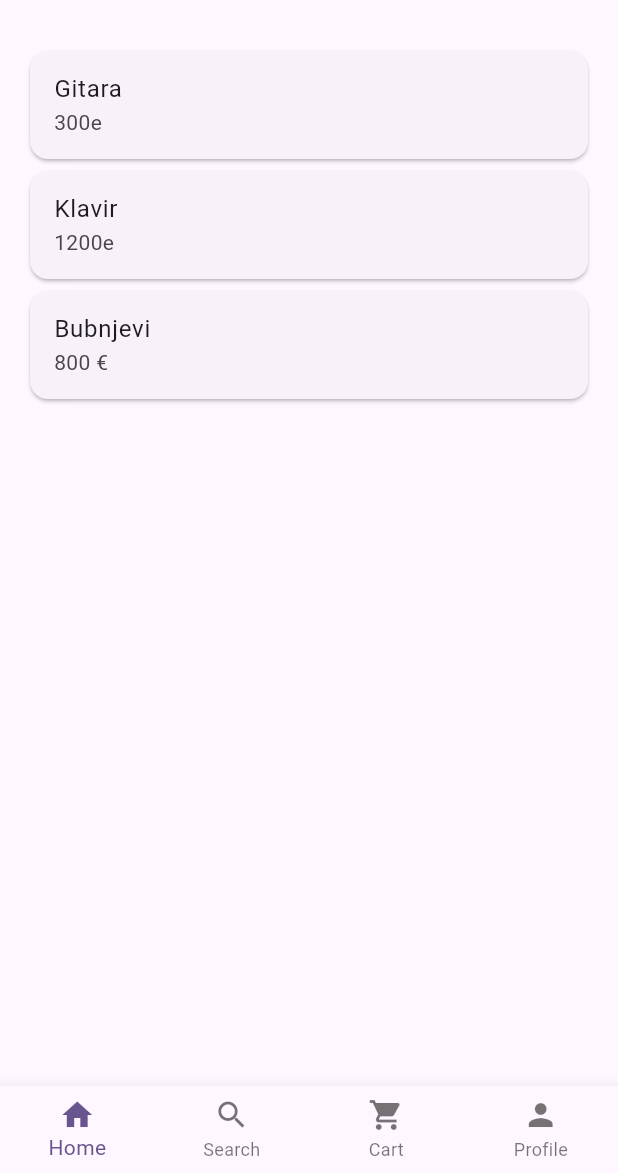
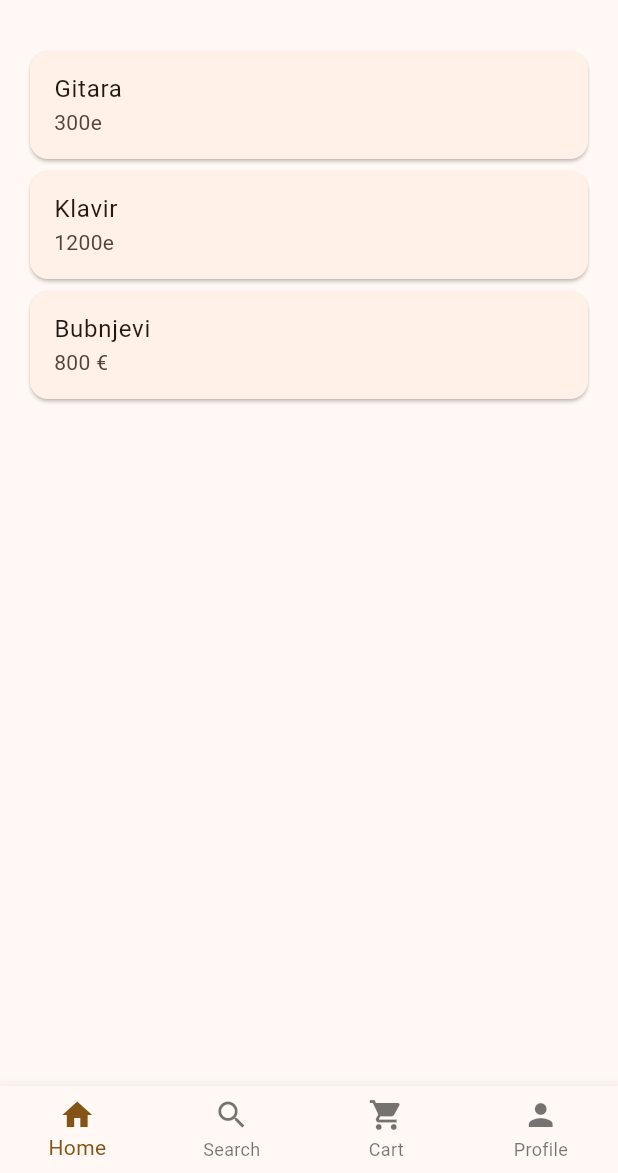
Before and after one commit to andjelamitric/prodavnica_muzickih_instrumenata, a Flutter app: the screen it shows after launch, on a phone screen of 412 x 824 dp, the part 63-1236 px from its top. Run offline on Flutter 3.47's test engine with Material 3 defaults, Android fonts, the phone set to English and light mode, and no system bars; our stand-ins replace cloud_firestore, firebase_core; accounts and stored records are empty.

Commit message:
Main.dart

```diff
--- a/lib/main.dart
+++ b/lib/main.dart
@@ -1,7 +1,11 @@
 import 'package:flutter/material.dart';
+import 'package:firebase_core/firebase_core.dart';
 import 'screens/root_screen.dart';
 
-void main() {
+//poziva se prilikom pokretanja aplikacije, INICIJALIZACIJA FIREBASE-A
+Future<void> main() async {
+  WidgetsFlutterBinding.ensureInitialized();
+  await Firebase.initializeApp();
   runApp(const MyApp());
 }
 
@@ -16,7 +20,8 @@ class MyApp extends StatelessWidget {
       title: 'Prodavnica instrumenata',
       theme: ThemeData(
         colorScheme: ColorScheme.fromSeed(
-          seedColor: Colors.deepPurple,
+          seedColor: const Color(0xFFD4A574), // Zlatkasta boja
+          brightness: Brightness.light,
         ),
         useMaterial3: true,
       ),
```
